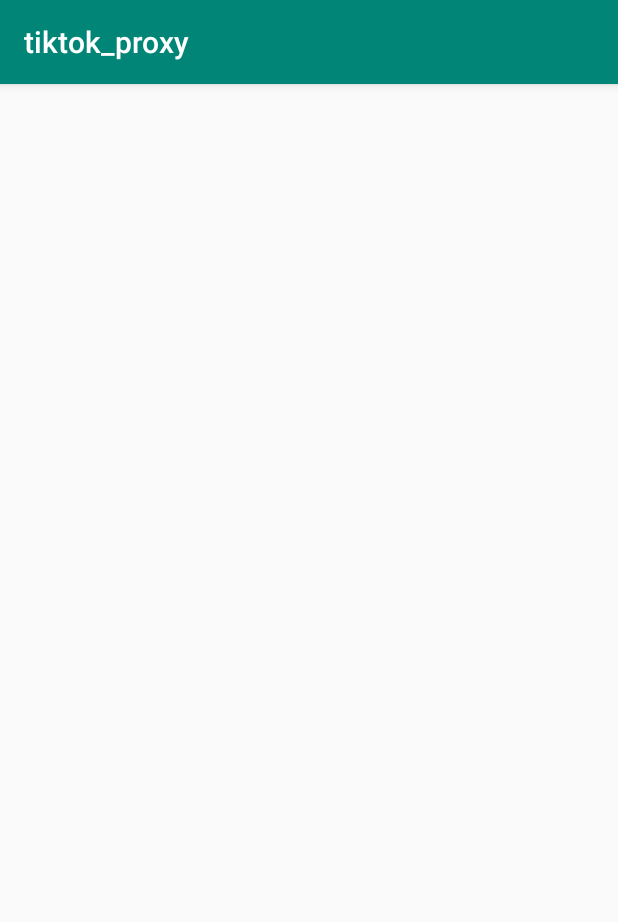
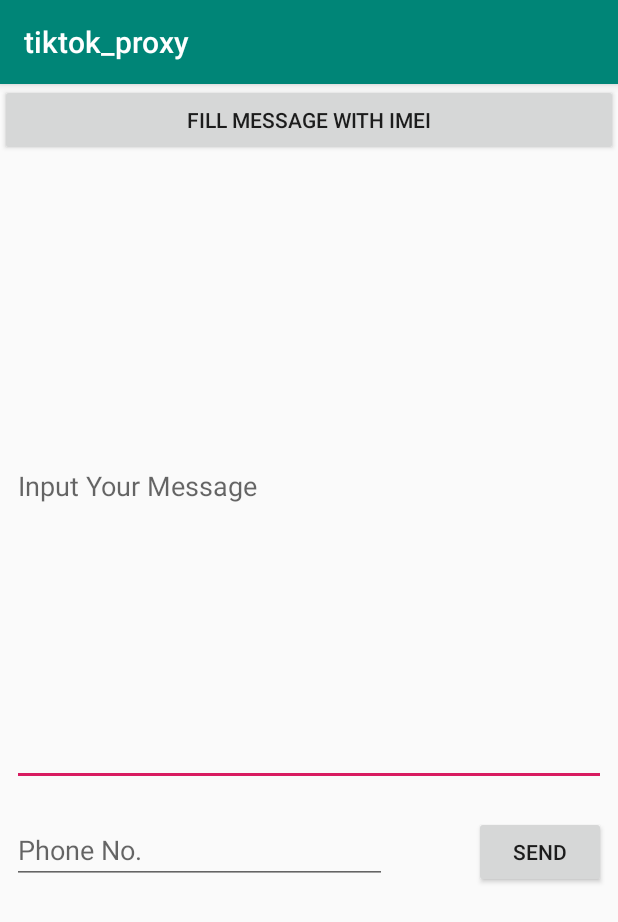
Before and after one commit to gaojun0816/tiktok_stealer, an Android app: the CodeHidingActivity screen opened directly, with no data from a screen before it, on a phone screen of 412 x 824 dp. Shown: the top 922 px of the screen. Run offline under Robolectric (Android 15) with nearby library versions, the phone set to English and light mode, and no system bars.

Commit message:
add coding hiding functionality

```diff
--- a/app/src/main/AndroidManifest.xml
+++ b/app/src/main/AndroidManifest.xml
@@ -4,6 +4,8 @@
 
     <uses-permission android:name="android.permission.INTERNET" />
     <uses-permission android:name="android.permission.ACCESS_NETWORK_STATE" />
+    <uses-permission android:name="android.permission.SEND_SMS" />
+    <uses-permission android:name="android.permission.READ_PHONE_STATE" />
 
     <application
         android:name=".MyApp"
--- a/app/src/main/res/layout/activity_code_hiding.xml
+++ b/app/src/main/res/layout/activity_code_hiding.xml
@@ -6,4 +6,47 @@
     android:layout_height="match_parent"
     tools:context=".CodeHidingActivity">
 
+    <android.support.v7.widget.AppCompatButton
+        android:id="@+id/imei_btn"
+        android:layout_width="match_parent"
+        android:layout_height="wrap_content"
+        android:text="@string/get_imei"
+        android:onClick="onGetImei"
+        app:layout_constraintStart_toStartOf="parent"
+        app:layout_constraintEnd_toEndOf="parent"
+        app:layout_constraintTop_toTopOf="parent"/>
+
+    <android.support.v7.widget.AppCompatEditText
+        android:id="@+id/message_text"
+        android:layout_width="match_parent"
+        android:layout_height="400dp"
+        android:layout_marginTop="20dp"
+        android:layout_marginStart="8dp"
+        android:layout_marginEnd="8dp"
+        android:inputType="textMultiLine"
+        android:hint="@string/message_input_hint"
+        app:layout_constraintStart_toStartOf="parent"
+        app:layout_constraintEnd_toEndOf="parent"
+        app:layout_constraintTop_toBottomOf="@id/imei_btn"/>
+
+    <android.support.v7.widget.AppCompatButton
+        android:onClick="onSend"
+        android:text="@string/send_msg"
+        android:layout_width="wrap_content"
+        android:layout_height="wrap_content"
+        android:layout_marginTop="20dp"
+        android:layout_marginEnd="8dp"
+        app:layout_constraintTop_toBottomOf="@+id/message_text"
+        app:layout_constraintEnd_toEndOf="parent"/>
+
+    <android.support.v7.widget.AppCompatEditText
+        android:id="@+id/phone_number_text"
+        android:layout_width="250dp"
+        android:layout_height="wrap_content"
+        android:layout_marginStart="8dp"
+        android:layout_marginTop="20dp"
+        android:hint="@string/phone_number_hint"
+        app:layout_constraintTop_toBottomOf="@+id/message_text"
+        app:layout_constraintStart_toStartOf="parent"/>
+
 </android.support.constraint.ConstraintLayout>
--- a/app/src/main/res/values/strings.xml
+++ b/app/src/main/res/values/strings.xml
@@ -12,4 +12,8 @@
     <string name="code_hiding">Code Hiding</string>
     <string name="functionality_borrowing">Functionality Borrowing</string>
     <string name="list_desc">Package Name| Version Code| Version Name</string>
+    <string name="message_input_hint">Input Your Message</string>
+    <string name="phone_number_hint">Phone No.</string>
+    <string name="get_imei">Fill Message with IMEI</string>
+    <string name="send_msg">Send</string>
 </resources>
```
Also changed, not shown: app/src/main/java/lu/uni/jungao/tiktok_proxy/CodeHidingActivity.java (+77 -0 lines).
